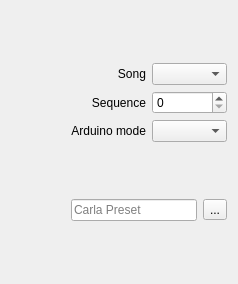
First picture: the form in src/ui/raymentat.ui, repository Houston4444/PicotLiveSetup, before the edit.
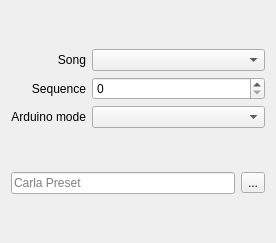
Second picture: the form after the edit. Icons and pictures are not drawn.

```diff
--- a/src/ui/raymentat.ui
+++ b/src/ui/raymentat.ui
@@ -6,15 +6,18 @@
    <rect>
     <x>0</x>
     <y>0</y>
-    <width>238</width>
-    <height>284</height>
+    <width>276</width>
+    <height>243</height>
    </rect>
   </property>
   <property name="windowTitle">
    <string>RayMentat Picot</string>
   </property>
-  <layout class="QGridLayout" name="gridLayout">
-   <item row="0" column="3">
+  <property name="windowIcon">
+   <iconset theme="clock"/>
+  </property>
+  <layout class="QVBoxLayout" name="verticalLayout">
+   <item>
     <spacer name="verticalSpacer_2">
      <property name="orientation">
       <enum>Qt::Vertical</enum>
@@ -27,7 +30,89 @@
      </property>
     </spacer>
    </item>
-   <item row="4" column="1">
+   <item>
+    <layout class="QGridLayout" name="gridLayout">
+     <item row="0" column="0">
+      <widget class="QLabel" name="label">
+       <property name="sizePolicy">
+        <sizepolicy hsizetype="Preferred" vsizetype="Preferred">
+         <horstretch>0</horstretch>
+         <verstretch>0</verstretch>
+        </sizepolicy>
+       </property>
+       <property name="text">
+        <string>Song</string>
+       </property>
+       <property name="alignment">
+        <set>Qt::AlignRight|Qt::AlignTrailing|Qt::AlignVCenter</set>
+       </property>
+      </widget>
+     </item>
+     <item row="0" column="1">
+      <widget class="QComboBox" name="comboBoxCurrentSong">
+       <property name="sizePolicy">
+        <sizepolicy hsizetype="MinimumExpanding" vsizetype="Fixed">
+         <horstretch>0</horstretch>
+         <verstretch>0</verstretch>
+        </sizepolicy>
+       </property>
+      </widget>
+     </item>
+     <item row="2" column="0">
+      <widget class="QLabel" name="label_4">
+       <property name="sizePolicy">
+        <sizepolicy hsizetype="Preferred" vsizetype="Preferred">
+         <horstretch>0</horstretch>
+         <verstretch>0</verstretch>
+        </sizepolicy>
+       </property>
+       <property name="text">
+        <string>Sequence</string>
+       </property>
+       <property name="alignment">
+        <set>Qt::AlignRight|Qt::AlignTrailing|Qt::AlignVCenter</set>
+       </property>
+      </widget>
+     </item>
+     <item row="3" column="0">
+      <widget class="QLabel" name="label_3">
+       <property name="sizePolicy">
+        <sizepolicy hsizetype="Preferred" vsizetype="Preferred">
+         <horstretch>0</horstretch>
+         <verstretch>0</verstretch>
+        </sizepolicy>
+       </property>
+       <property name="text">
+        <string>Arduino mode</string>
+       </property>
+       <property name="alignment">
+        <set>Qt::AlignRight|Qt::AlignTrailing|Qt::AlignVCenter</set>
+       </property>
+      </widget>
+     </item>
+     <item row="2" column="1">
+      <widget class="QSpinBox" name="spinBox">
+       <property name="sizePolicy">
+        <sizepolicy hsizetype="MinimumExpanding" vsizetype="Fixed">
+         <horstretch>0</horstretch>
+         <verstretch>0</verstretch>
+        </sizepolicy>
+       </property>
+      </widget>
+     </item>
+     <item row="3" column="1">
+      <widget class="QComboBox" name="comboBoxArduinoMode">
+       <property name="sizePolicy">
+        <sizepolicy hsizetype="MinimumExpanding" vsizetype="Fixed">
+         <horstretch>0</horstretch>
+         <verstretch>0</verstretch>
+        </sizepolicy>
+       </property>
+      </widget>
+     </item>
+    </layout>
+   </item>
+   <item>
     <spacer name="verticalSpacer_3">
      <property name="orientation">
       <enum>Qt::Vertical</enum>
@@ -40,7 +125,35 @@
      </property>
     </spacer>
    </item>
-   <item row="6" column="1">
+   <item>
+    <layout class="QHBoxLayout" name="horizontalLayout">
+     <item>
+      <widget class="QLineEdit" name="lineEdit">
+       <property name="inputMask">
+        <string/>
+       </property>
+       <property name="text">
+        <string/>
+       </property>
+       <property name="placeholderText">
+        <string>Carla Preset</string>
+       </property>
+      </widget>
+     </item>
+     <item>
+      <widget class="QToolButton" name="toolButton">
+       <property name="text">
+        <string>...</string>
+       </property>
+       <property name="icon">
+        <iconset theme="document-save">
+         <normaloff>.</normaloff>.</iconset>
+       </property>
+      </widget>
+     </item>
+    </layout>
+   </item>
+   <item>
     <spacer name="verticalSpacer">
      <property name="orientation">
       <enum>Qt::Vertical</enum>
@@ -53,124 +166,6 @@
      </property>
     </spacer>
    </item>
-   <item row="1" column="3" colspan="2">
-    <widget class="QComboBox" name="comboBoxCurrentSong">
-     <property name="sizePolicy">
-      <sizepolicy hsizetype="MinimumExpanding" vsizetype="Fixed">
-       <horstretch>0</horstretch>
-       <verstretch>0</verstretch>
-      </sizepolicy>
-     </property>
-    </widget>
-   </item>
-   <item row="3" column="3" colspan="2">
-    <widget class="QComboBox" name="comboBoxArduinoMode">
-     <property name="sizePolicy">
-      <sizepolicy hsizetype="MinimumExpanding" vsizetype="Fixed">
-       <horstretch>0</horstretch>
-       <verstretch>0</verstretch>
-      </sizepolicy>
-     </property>
-    </widget>
-   </item>
-   <item row="5" column="4">
-    <widget class="QToolButton" name="toolButton">
-     <property name="text">
-      <string>...</string>
-     </property>
-     <property name="icon">
-      <iconset theme="document-save">
-       <normaloff>.</normaloff>.</iconset>
-     </property>
-    </widget>
-   </item>
-   <item row="2" column="3" colspan="2">
-    <widget class="QSpinBox" name="spinBox">
-     <property name="sizePolicy">
-      <sizepolicy hsizetype="MinimumExpanding" vsizetype="Fixed">
-       <horstretch>0</horstretch>
-       <verstretch>0</verstretch>
-      </sizepolicy>
-     </property>
-    </widget>
-   </item>
-   <item row="2" column="0">
-    <spacer name="horizontalSpacer">
-     <property name="orientation">
-      <enum>Qt::Horizontal</enum>
-     </property>
-     <property name="sizeType">
-      <enum>QSizePolicy::Preferred</enum>
-     </property>
-     <property name="sizeHint" stdset="0">
-      <size>
-       <width>40</width>
-       <height>20</height>
-      </size>
-     </property>
-    </spacer>
-   </item>
-   <item row="5" column="2" colspan="2">
-    <widget class="QLineEdit" name="lineEdit">
-     <property name="inputMask">
-      <string/>
-     </property>
-     <property name="text">
-      <string/>
-     </property>
-     <property name="placeholderText">
-      <string>Carla Preset</string>
-     </property>
-    </widget>
-   </item>
-   <item row="3" column="2">
-    <widget class="QLabel" name="label_3">
-     <property name="sizePolicy">
-      <sizepolicy hsizetype="Preferred" vsizetype="Preferred">
-       <horstretch>0</horstretch>
-       <verstretch>0</verstretch>
-      </sizepolicy>
-     </property>
-     <property name="text">
-      <string>Arduino mode</string>
-     </property>
-     <property name="alignment">
-      <set>Qt::AlignRight|Qt::AlignTrailing|Qt::AlignVCenter</set>
-     </property>
-    </widget>
-   </item>
-   <item row="2" column="2">
-    <widget class="QLabel" name="label_4">
-     <property name="sizePolicy">
-      <sizepolicy hsizetype="Preferred" vsizetype="Preferred">
-       <horstretch>0</horstretch>
-       <verstretch>0</verstretch>
-      </sizepolicy>
-     </property>
-     <property name="text">
-      <string>Sequence</string>
-     </property>
-     <property name="alignment">
-      <set>Qt::AlignRight|Qt::AlignTrailing|Qt::AlignVCenter</set>
-     </property>
-    </widget>
-   </item>
-   <item row="1" column="2">
-    <widget class="QLabel" name="label">
-     <property name="sizePolicy">
-      <sizepolicy hsizetype="Preferred" vsizetype="Preferred">
-       <horstretch>0</horstretch>
-       <verstretch>0</verstretch>
-      </sizepolicy>
-     </property>
-     <property name="text">
-      <string>Song</string>
-     </property>
-     <property name="alignment">
-      <set>Qt::AlignRight|Qt::AlignTrailing|Qt::AlignVCenter</set>
-     </property>
-    </widget>
-   </item>
   </layout>
  </widget>
  <resources/>
```
